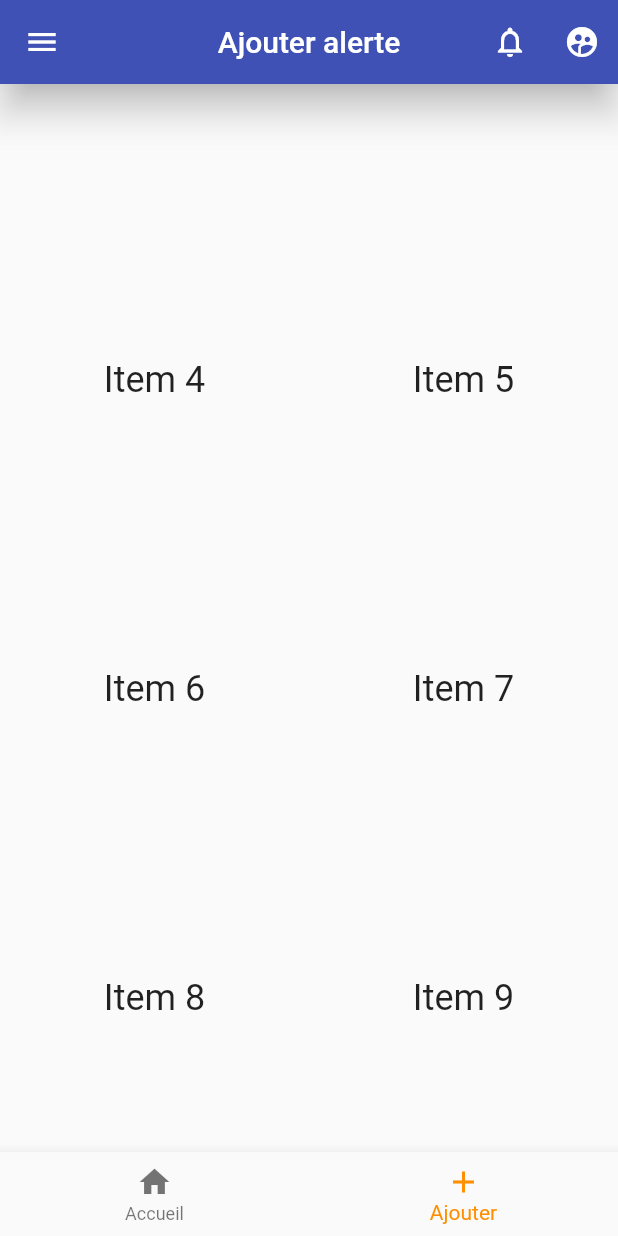
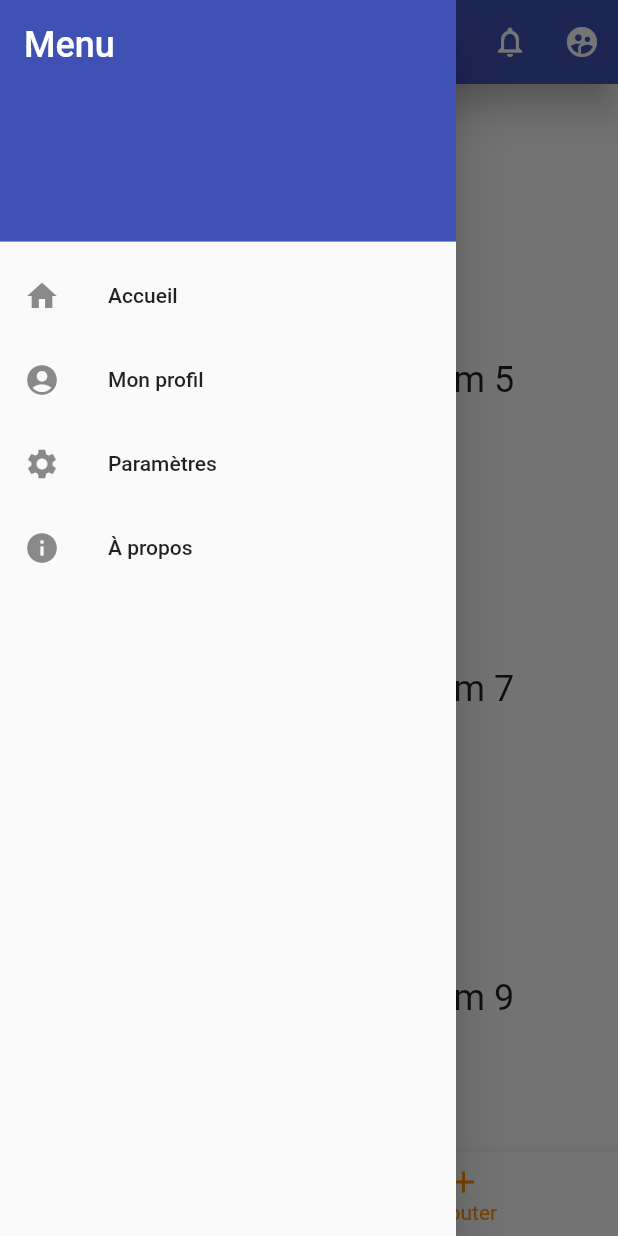
Before and after one commit to edd34/info-traffic-976, a Flutter app: the screen it shows after launch, item 2 of the bottom bar chosen, scrolled down 318 dp, after a tap on the "menu" icon, on a phone screen of 412 x 824 dp. Run offline on Flutter 3.47's test engine with Material 2 defaults, Android fonts, the phone set to English and light mode, and no system bars; our stand-ins replace bloc, flutter_bloc, flutter_map, latlong2; generated files the repository leaves out were written again.

Commit message:
implement app drawer menu

```diff
--- a/lib/app/view/app.dart
+++ b/lib/app/view/app.dart
@@ -42,9 +42,11 @@ class MyStatefulWidget extends StatefulWidget {
 
 class _MyStatefulWidgetState extends State<MyStatefulWidget> {
   int _selectedIndex = 0;
-  String _title = "Carte routière";
+  String _title = 'Carte routière';
   static const TextStyle optionStyle =
       TextStyle(fontSize: 30, fontWeight: FontWeight.bold);
+
+  GlobalKey<ScaffoldState> scaffoldKey = GlobalKey<ScaffoldState>();
   static const List<Widget> _widgetOptions = <Widget>[
     MapPage(),
     AlertAddPage(),
@@ -69,31 +71,46 @@ class _MyStatefulWidgetState extends State<MyStatefulWidget> {
   @override
   Widget build(BuildContext context) {
     return Scaffold(
+      key: scaffoldKey,
       drawer: Drawer(
-        elevation: 16,
-        child: Column(
-          children: const [
-            UserAccountsDrawerHeader(
-              accountName: Text("Dania's Blof"),
-              accountEmail: Text('www.daniasblog.com'),
-              currentAccountPicture: CircleAvatar(
-                backgroundColor: Colors.white,
-                child: Text(
-                  'DB',
+        child: ListView(
+          padding: EdgeInsets.zero,
+          children: <Widget>[
+            DrawerHeader(
+              //header of drawer
+              decoration: BoxDecoration(
+                color: Colors.indigo,
+              ),
+              child: Text(
+                'Menu',
+                style: TextStyle(
+                  color: Colors.white,
+                  fontSize: 24,
                 ),
               ),
             ),
             ListTile(
-              title: Text('Profile'),
-              leading: Icon(Icons.face),
-            ),
-            Divider(
-              height: 0.1,
+              //menu item of Drawer
+              leading: Icon(Icons.home),
+              title: Text('Accueil'),
             ),
             ListTile(
-              title: Text('Wishlist'),
-              leading: Icon(Icons.favorite),
-            )
+              leading: Icon(Icons.account_circle),
+              title: Text('Mon profil'),
+            ),
+            ListTile(
+              leading: Icon(Icons.settings),
+              title: Text('Paramètres'),
+            ),
+            ListTile(
+                onTap: () {
+                  if (scaffoldKey.currentState!.isDrawerOpen) {
+                    //check if drawer is open
+                    Navigator.pop(context); //context of drawer is different
+                  }
+                },
+                leading: Icon(Icons.info),
+                title: Text("À propos"))
           ],
         ),
       ),
@@ -107,7 +124,12 @@ class _MyStatefulWidgetState extends State<MyStatefulWidget> {
         //space between leading icon and title
         leading: IconButton(
           icon: const Icon(Icons.menu),
-          onPressed: () {},
+          onPressed: () {
+            if (!scaffoldKey.currentState!.isDrawerOpen) {
+              //check if drawer is closed
+              scaffoldKey.currentState?.openDrawer(); //open drawer
+            }
+          },
         ),
         actions: [
           IconButton(
```
